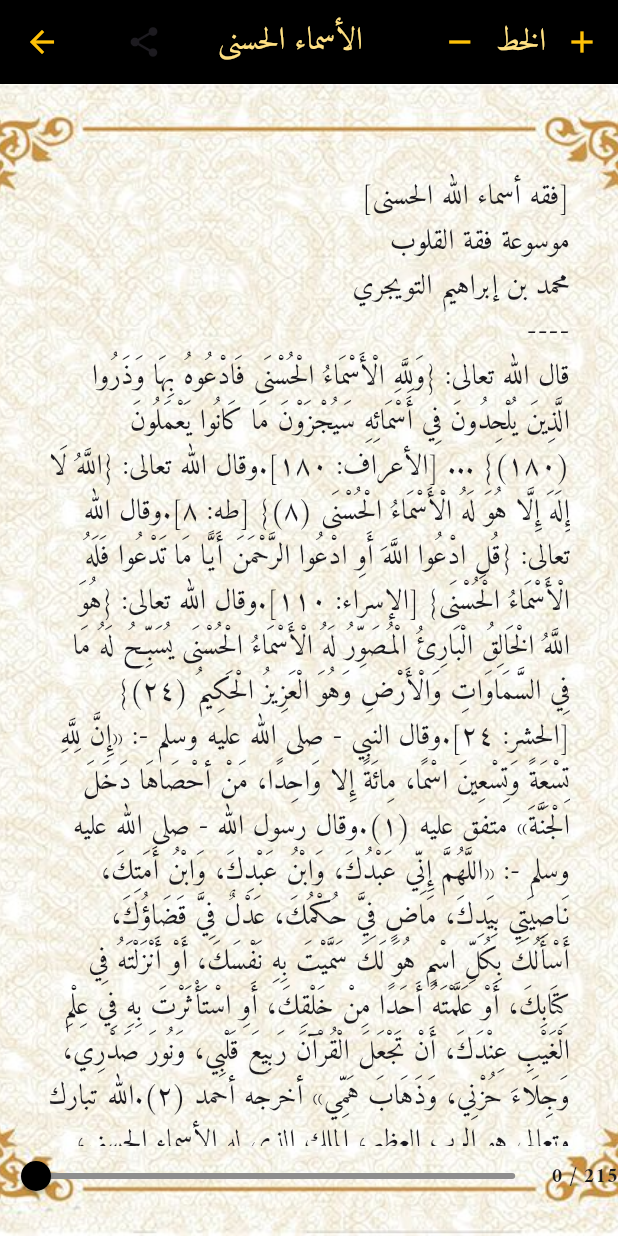
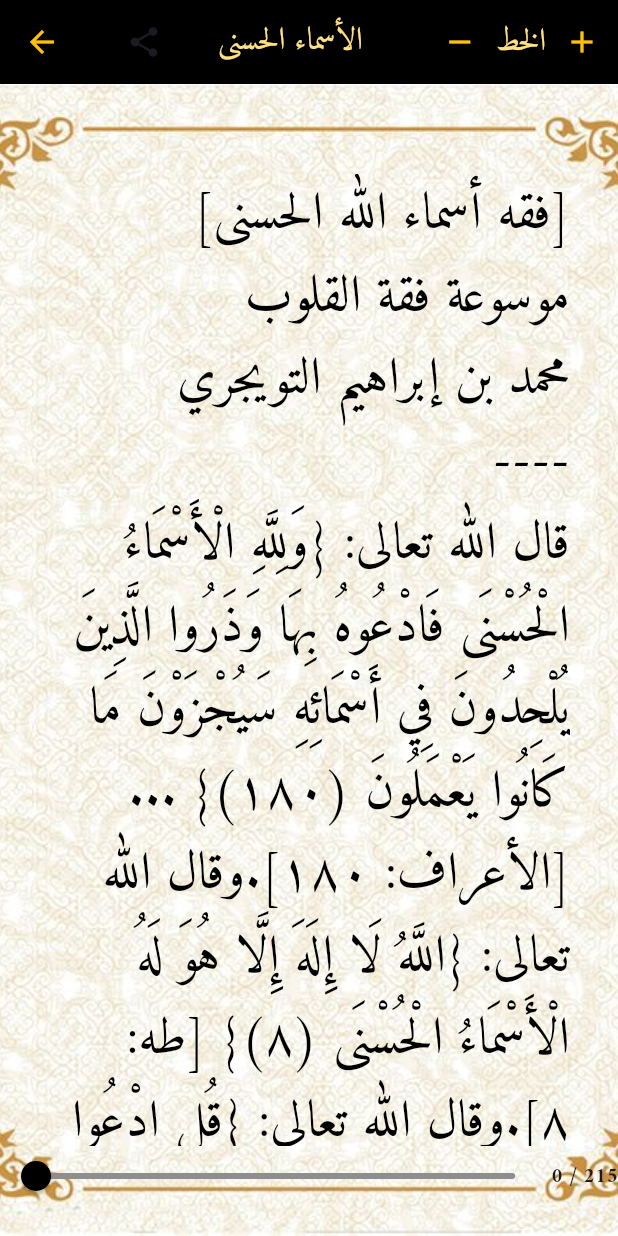
Before and after one commit to islamux/Athkarix, a Flutter app: the AssmaHussna screen opened by its route, after a tap on the "remove" icon, on a phone screen of 412 x 824 dp. Run offline on Flutter 3.47's test engine with Material 3 defaults, Android fonts, the phone set to English and light mode, and no system bars; our stand-ins replace get, share_plus.

Commit message:
Refactored font size control in the Assma Hussna page and related widgets to centralize font size management.  The changes improve maintainability and ensure consistent font size across the application.  Specifically:
Removed redundant font size logic from the AssmaHussnaControllerImp.
Updated the AssmaHussna page to use the central FontControllerImp for font size adjustments.
Modified the CustomTextSliderAssmaHussna widget to utilize the AppTheme for dynamic font size updates, eliminating the need for local font size management.

```diff
--- a/lib/controller/assma_hussna_controller.dart
+++ b/lib/controller/assma_hussna_controller.dart
@@ -6,8 +6,6 @@ import 'package:get/get.dart';
 
 abstract class AssmaHussnaController extends GetxController {
   void goToHome(); // مؤقتا
-  void increaseFontSize();
-  void decreaseFontSize();
   void resetCounter();
   void onPageChanged(int index);
   String getShareText(int index);
@@ -18,7 +16,6 @@ abstract class AssmaHussnaController extends GetxController {
 class AssmaHussnaControllerImp extends AssmaHussnaController {
   final PageController pageControllerAssma = PageController();
   // Proberties
-  double fontSize = 21.0;
   int currentPageIndex = 0;
   int currentPageCounter = 0;
   List maxPageCounters = [];
@@ -26,18 +23,6 @@ class AssmaHussnaControllerImp extends AssmaHussnaController {
   @override
   goToHome() {
     Get.toNamed(AppRoute.home);
-  }
-
-  @override
-  increaseFontSize() {
-    fontSize += 2.0;
-    update();
-  }
-
-  @override
-  decreaseFontSize() {
-    fontSize -= 2.0;
-    update();
   }
 
   @override
--- a/lib/view/pages/assma_hussna_page.dart
+++ b/lib/view/pages/assma_hussna_page.dart
@@ -1,5 +1,6 @@
 import 'package:athkarix/controller/assma_hussna_controller.dart';
 import 'package:athkarix/controller/floating_action_button_controller.dart';
+import 'package:athkarix/controller/font_controller.dart'; // Import FontControllerImp
 import 'package:athkarix/core/data/static/routes_constant.dart';
 import 'package:athkarix/core/data/static/theme/app_color_constant.dart';
 import 'package:athkarix/function/custom_share_content.dart';
@@ -14,6 +15,8 @@ class AssmaHussna extends StatelessWidget {
   Widget build(BuildContext context) {
     final AssmaHussnaControllerImp controllerAs =
         Get.find<AssmaHussnaControllerImp>();
+    final FontControllerImp fontController =
+        Get.find<FontControllerImp>(); // Get FontControllerImp instance
     //AssmaHussnaControllerImp controllerAs = Get.put(AthkarSabahControllerImp());
     Get.put(FloatingButtonControllerImp());
     return Scaffold(
@@ -52,9 +55,7 @@ class AssmaHussna extends StatelessWidget {
         actions: [
           IconButton(
             onPressed: () {
-              if (controllerAs.fontSize > 15.0) {
-                controllerAs.decreaseFontSize();
-              }
+              fontController.decreaseFontSize(); // Use FontControllerImp
             },
             icon: const Icon(
               Icons.remove,
@@ -76,9 +77,7 @@ class AssmaHussna extends StatelessWidget {
 
           IconButton(
               onPressed: () {
-                if (controllerAs.fontSize <= 37.0) {
-                  controllerAs.increaseFontSize();
-                }
+                fontController.increaseFontSize(); // Use FontControllerImp
               },
               icon: const Icon(
                 Icons.add,
--- a/lib/view/widget/assmahussna/custom_text_slider_assma_hussna.dart
+++ b/lib/view/widget/assmahussna/custom_text_slider_assma_hussna.dart
@@ -2,6 +2,7 @@ import 'package:athkarix/controller/assma_hussna_controller.dart';
 import 'package:athkarix/core/data/model/model_list/assma_hussna_list_model.dart';
 import 'package:athkarix/core/data/static/imagelink/image_link.dart';
 import 'package:athkarix/core/data/static/theme/app_color_constant.dart';
+import 'package:athkarix/core/data/static/theme/app_them.dart'; // Import AppTheme
 import 'package:flutter/material.dart';
 import 'package:get/get.dart';
 
@@ -46,21 +47,11 @@ class CustomTextSliderAssmaHussna extends StatelessWidget {
                         padding: const EdgeInsets.only(
                             top: 60, left: 32, right: 32, bottom: 60),
                         child: SingleChildScrollView(
-                          child:
-                              // To make font change when click on button wrab Text() with GetBuilder<Page1controllerImp>(build: (controller) return Text())
-                              GetBuilder<AssmaHussnaControllerImp>(
-                            builder: (controllerAs) {
-                              return Text(
-                                assmaHussnaList[i].duaText ?? '',
-                                style: //AppTheme.goldenTheme.textTheme.bodyLarge,
-                                    TextStyle(
-                                  fontSize: controllerAs.fontSize,
-                                  fontWeight: FontWeight.w300,
-                                  fontFamily: "Amiri",
-                                ),
-                                textAlign: TextAlign.right,
-                              );
-                            },
+                          child: Text(
+                            assmaHussnaList[i].duaText ?? '',
+                            style: AppTheme
+                                .goldenTheme.textTheme.bodyLarge, // Use theme style
+                            textAlign: TextAlign.right,
                           ),
                         ),
                       ),
```
